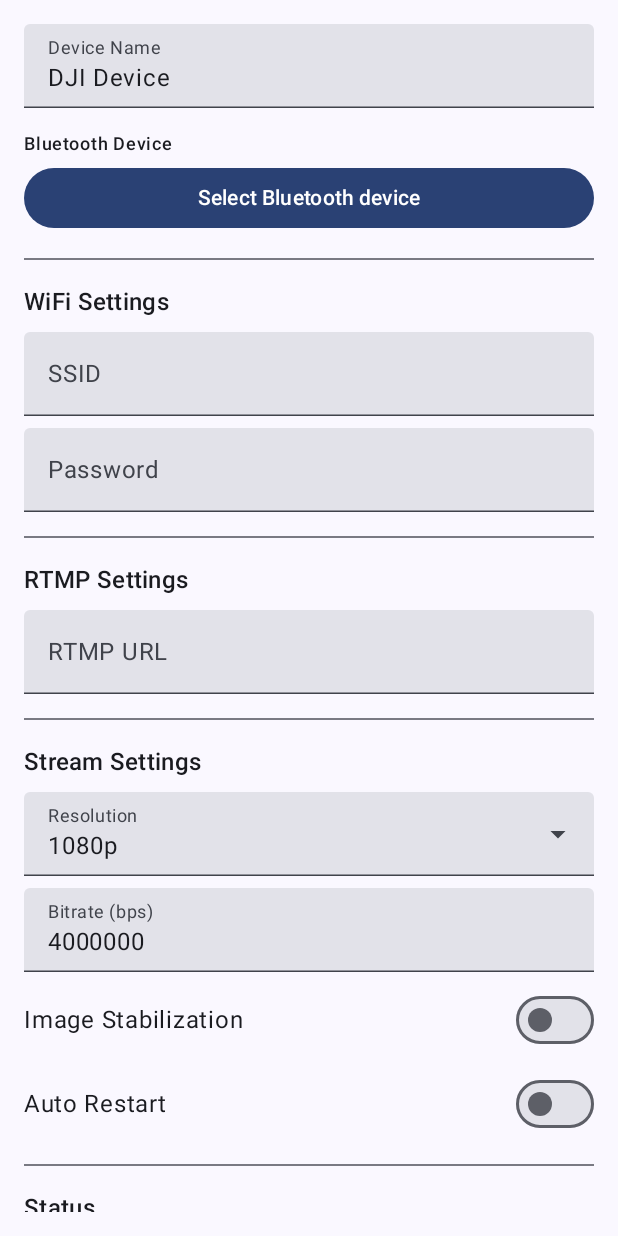
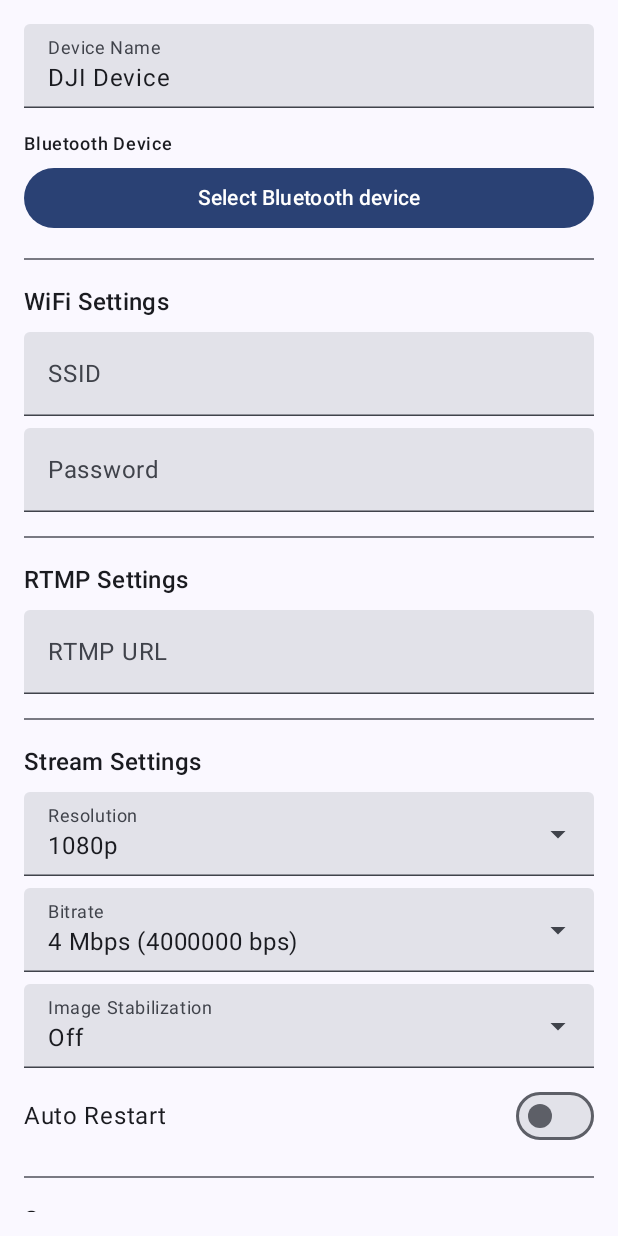
Before and after one commit to dimadesu/dji-remote, an Android app built with Jetpack Compose: the composable DjiDeviceSettingsScreen shown on its own in the app's theme, on a phone screen of 412 x 824 dp. Run offline under Robolectric (Android 15) with nearby library versions, the phone set to English and light mode, and no system bars.

Commit message:
Converted both bitrate and image stabilization to dropdowns matching the Moblin values:
Bitrate options (matching Moblin):

20 Mbps (20,000,000 bps)
16 Mbps (16,000,000 bps)
12 Mbps (12,000,000 bps)
10 Mbps (10,000,000 bps)
8 Mbps (8,000,000 bps)
6 Mbps (6,000,000 bps)
4 Mbps (4,000,000 bps)
2 Mbps (2,000,000 bps)
Image Stabilization options (matching Moblin):

Off
RockSteady
RockSteady+
HorizonBalancing
HorizonSteady
The dropdowns display properly formatted values (e.g., "16 Mbps" for bitrate) and save the correct integer values to the device settings.

```diff
--- a/app/src/main/java/com/dimadesu/djiremote/ui/dji/DjiDeviceSettingsScreen.kt
+++ b/app/src/main/java/com/dimadesu/djiremote/ui/dji/DjiDeviceSettingsScreen.kt
@@ -23,13 +23,31 @@ fun DjiDeviceSettingsScreen(
     var password by remember { mutableStateOf(device.wifiPassword) }
     var rtmpUrl by remember { mutableStateOf(device.customRtmpUrl) }
     var resolution by remember { mutableStateOf(device.resolution) }
-    var bitrate by remember { mutableStateOf(device.bitrate.toString()) }
-    var imageStabilization by remember { mutableStateOf(device.imageStabilization) }
+    var bitrate by remember { mutableStateOf(device.bitrate) }
+    var imageStabilization by remember { mutableStateOf(
+        when {
+            !device.imageStabilization -> "Off"
+            else -> "RockSteady"
+        }
+    ) }
     var autoRestart by remember { mutableStateOf(device.autoRestartStream) }
     var expandedResolution by remember { mutableStateOf(false) }
+    var expandedBitrate by remember { mutableStateOf(false) }
+    var expandedImageStab by remember { mutableStateOf(false) }
     val context = LocalContext.current
 
     val resolutionOptions = listOf("480p", "720p", "1080p")
+    val bitrateOptions = listOf(
+        20_000_000,
+        16_000_000,
+        12_000_000,
+        10_000_000,
+        8_000_000,
+        6_000_000,
+        4_000_000,
+        2_000_000
+    )
+    val imageStabOptions = listOf("Off", "RockSteady", "RockSteady+", "HorizonBalancing", "HorizonSteady")
 
     Column(
         modifier = Modifier
@@ -143,22 +161,64 @@ fun DjiDeviceSettingsScreen(
 
         Spacer(modifier = Modifier.height(8.dp))
 
-        TextField(
-            value = bitrate,
-            onValueChange = { bitrate = it },
-            label = { Text("Bitrate (bps)") },
-            placeholder = { Text("4000000") },
-            modifier = Modifier.fillMaxWidth()
-        )
+        // Bitrate dropdown
+        ExposedDropdownMenuBox(
+            expanded = expandedBitrate,
+            onExpandedChange = { expandedBitrate = !expandedBitrate }
+        ) {
+            TextField(
+                value = "${bitrate / 1_000_000} Mbps (${bitrate} bps)",
+                onValueChange = {},
+                readOnly = true,
+                label = { Text("Bitrate") },
+                trailingIcon = { ExposedDropdownMenuDefaults.TrailingIcon(expanded = expandedBitrate) },
+                modifier = Modifier.fillMaxWidth().menuAnchor()
+            )
+            ExposedDropdownMenu(
+                expanded = expandedBitrate,
+                onDismissRequest = { expandedBitrate = false }
+            ) {
+                bitrateOptions.forEach { option ->
+                    DropdownMenuItem(
+                        text = { Text("${option / 1_000_000} Mbps") },
+                        onClick = {
+                            bitrate = option
+                            expandedBitrate = false
+                        }
+                    )
+                }
+            }
+        }
 
         Spacer(modifier = Modifier.height(8.dp))
 
-        Row(
-            verticalAlignment = androidx.compose.ui.Alignment.CenterVertically,
-            modifier = Modifier.fillMaxWidth()
+        // Image Stabilization dropdown
+        ExposedDropdownMenuBox(
+            expanded = expandedImageStab,
+            onExpandedChange = { expandedImageStab = !expandedImageStab }
         ) {
-            Text("Image Stabilization", modifier = Modifier.weight(1f))
-            Switch(checked = imageStabilization, onCheckedChange = { imageStabilization = it })
+            TextField(
+                value = imageStabilization,
+                onValueChange = {},
+                readOnly = true,
+                label = { Text("Image Stabilization") },
+                trailingIcon = { ExposedDropdownMenuDefaults.TrailingIcon(expanded = expandedImageStab) },
+                modifier = Modifier.fillMaxWidth().menuAnchor()
+            )
+            ExposedDropdownMenu(
+                expanded = expandedImageStab,
+                onDismissRequest = { expandedImageStab = false }
+            ) {
+                imageStabOptions.forEach { option ->
+                    DropdownMenuItem(
+                        text = { Text(option) },
+                        onClick = {
+                            imageStabilization = option
+                            expandedImageStab = false
+                        }
+                    )
+                }
+            }
         }
 
         Spacer(modifier = Modifier.height(8.dp))
@@ -214,8 +274,8 @@ fun DjiDeviceSettingsScreen(
                     device.wifiPassword = password
                     device.customRtmpUrl = rtmpUrl
                     device.resolution = resolution
-                    device.bitrate = bitrate.toIntOrNull() ?: 4_000_000
-                    device.imageStabilization = imageStabilization
+                    device.bitrate = bitrate
+                    device.imageStabilization = imageStabilization != "Off"
                     device.autoRestartStream = autoRestart
                     DjiRepository.updateDevice(device)
                     onBack()
@@ -234,8 +294,8 @@ fun DjiDeviceSettingsScreen(
                         device.wifiPassword = password
                         device.customRtmpUrl = rtmpUrl
                         device.resolution = resolution
-                        device.bitrate = bitrate.toIntOrNull() ?: 4_000_000
-                        device.imageStabilization = imageStabilization
+                        device.bitrate = bitrate
+                        device.imageStabilization = imageStabilization != "Off"
                         device.autoRestartStream = autoRestart
                         DjiRepository.updateDevice(device)
 
```
